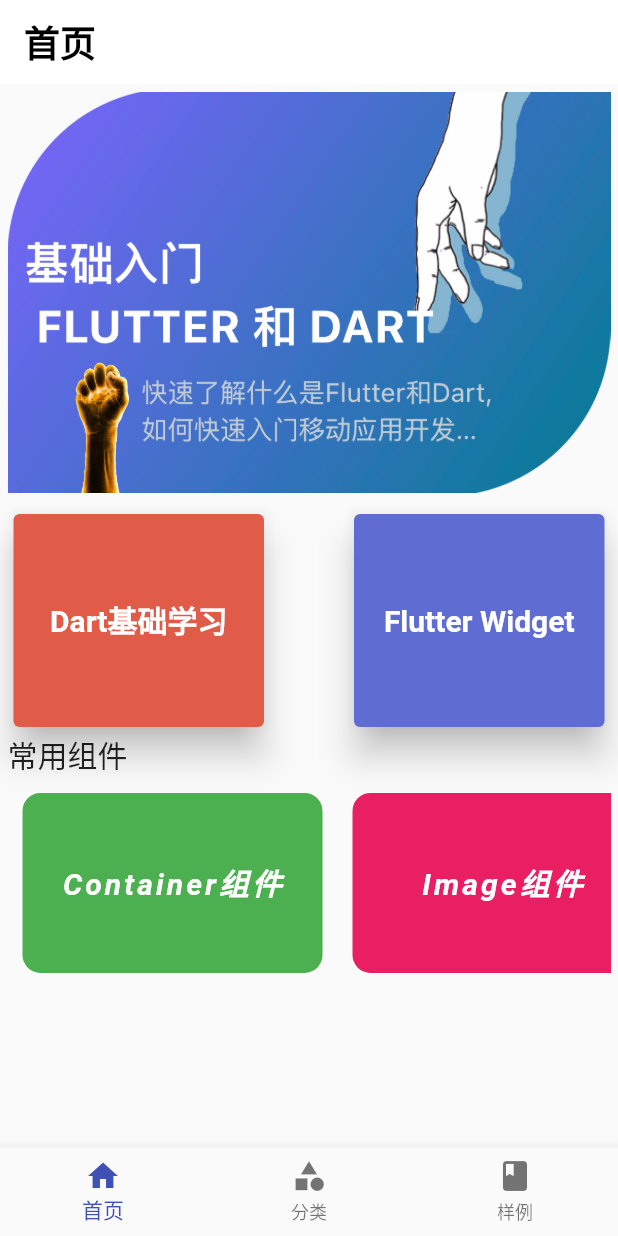
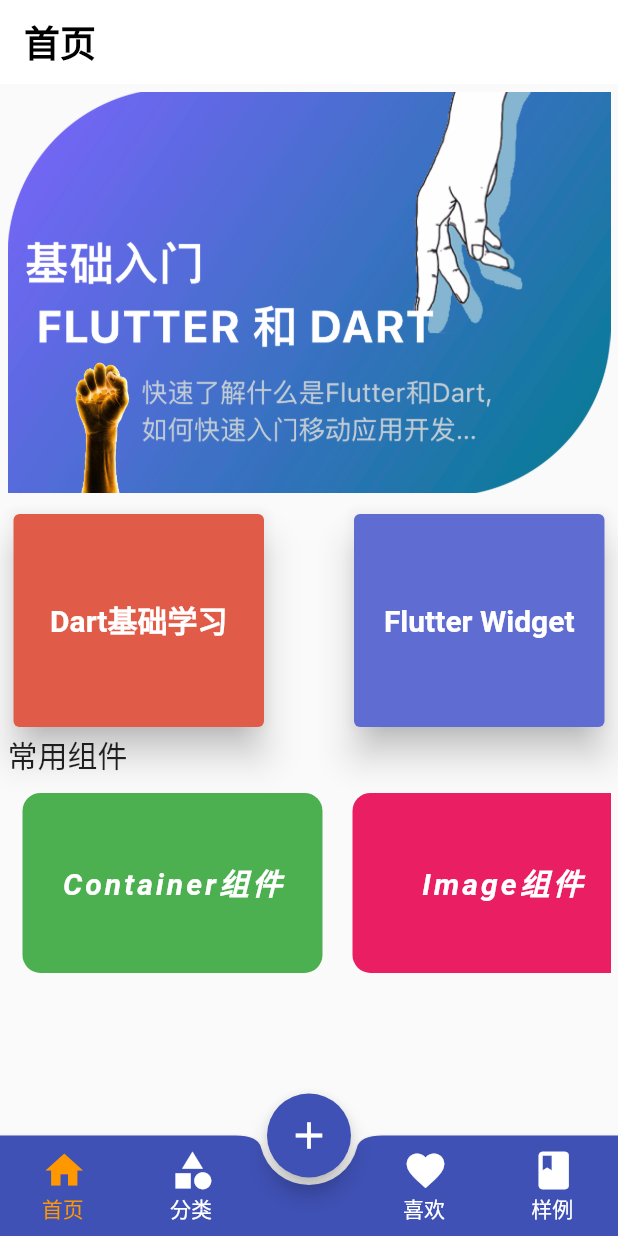
Before and after one commit to ziqicongdonglai/flutter_learning, a Flutter app: the screen it shows after launch, on a phone screen of 412 x 824 dp. Run offline on Flutter 3.47's test engine with Material 2 defaults, Android fonts, the phone set to English and light mode, and no system bars; missing offline and left inert: dart:ffi.

Commit message:
feat: 添加喜欢页面&&修改底部导航为圆形嵌入式的异形导航栏

```diff
--- /dev/null
+++ b/flutter_demo/lib/bottom/favorite_page.dart
@@ -0,0 +1,10 @@
+import 'package:flutter/material.dart';
+
+class FavoritePage extends StatelessWidget {
+  const FavoritePage({Key? key}) : super(key: key);
+
+  @override
+  Widget build(BuildContext context) {
+    return Container();
+  }
+}
--- a/flutter_demo/lib/bottom/index.dart
+++ b/flutter_demo/lib/bottom/index.dart
@@ -1,5 +1,6 @@
 import 'package:flutter/material.dart';
 import 'package:flutter_demo/bottom/category_page.dart';
+import 'package:flutter_demo/bottom/favorite_page.dart';
 import 'package:flutter_demo/bottom/home_page.dart';
 import 'package:flutter_demo/bottom/sample_page.dart';
 
@@ -13,45 +14,107 @@ class Index extends StatefulWidget {
 class _IndexState extends State<Index> {
   var _currentIndex = 0;
 
+  final iconsMap = {
+    "首页": Icons.home,
+    "分类": Icons.category,
+    "喜欢": Icons.favorite,
+    "样例": Icons.book,
+  };
+
   @override
   Widget build(BuildContext context) {
-    return Scaffold(
-      // IndexedStack 只显示指定的子组件
+    return SizedBox(
+      width: MediaQuery.of(context).size.width,
+      height: 100,
+      child: Scaffold(
+          // FloatingActionButton通常和Scaffold一起使用，在底部导航栏嵌入按钮
+          floatingActionButton: FloatingActionButton(
+            onPressed: () => Navigator.of(context).pushNamed('/add'),
+            child: const Icon(
+              Icons.add,
+              size: 30,
+            ),
+          ),
+          // IndexedStack 只显示指定的子组件,
+          bottomNavigationBar: _buildBottomAppBar(),
+          // floatingActionButtonLocation用来控制  FloatingActionButton 的位置
+          // FloatingActionButtonLocation.endFloat 默认使用 浮动右下角
+          // FloatingActionButtonLocation.endDocked 右下角
+          // FloatingActionButtonLocation.endTop  右上角
+          // FloatingActionButtonLocation.startTop 左上角
+          // FloatingActionButtonLocation.centerFloat 底部中间浮动
+          // FloatingActionButtonLocation.centerDocked 底部中间不浮动
+          floatingActionButtonLocation:
+              FloatingActionButtonLocation.centerDocked,
           body: IndexedStack(
             index: _currentIndex,
             children: const [
               HomePage(),
               CategoryPage(),
+              FavoritePage(),
               SamplePage(),
             ],
-      ),
-      bottomNavigationBar: BottomNavigationBar(
-          currentIndex: _currentIndex,
-          items: const [
-            BottomNavigationBarItem(
-              icon: Icon(
-                Icons.home,
-              ),
-              label: '首页',
-            ),
-            BottomNavigationBarItem(
-              icon: Icon(
-                Icons.category,
-              ),
-              label: '分类',
-            ),
-            BottomNavigationBarItem(
-              icon: Icon(
-                Icons.book,
-              ),
-              label: '样例',
-            ),
-          ],
-          onTap: (index) {
-            setState(() {
-              _currentIndex = index;
-            });
-          }),
+          )),
     );
   }
+
+  Widget _buildBottomAppBar() {
+    // BottomAppBar通常用于Scaffold.bottomNavigationBar，
+    // 并且可以在其顶部留出一个缺口给floatingActionButton使用。
+    return BottomAppBar(
+        // 阴影值
+        elevation: 2,
+        // FloatingActionButton是悬浮在BottomAppBar上面，
+        // 并没有嵌入里面，嵌入里面用法如下：
+        shape: const CircularNotchedRectangle(),
+        // 悬浮按钮外边距（缺口外边距）
+        notchMargin: 5,
+        color: Colors.indigo,
+        child: Row(
+          mainAxisAlignment: MainAxisAlignment.spaceAround,
+          children: info.asMap().keys.map((i) => _buildChild(i)).toList()
+            // 在索引为2处 插入SizedBox 分隔
+            ..insertAll(2, [const SizedBox(width: 30)]),
+        ));
   }
+
+  // 模拟创建类似 BottomNavigationBarItem
+  Widget _buildChild(int i) {
+    // _currentIndex 是否等于 选择的 索引i
+    var active = i == _currentIndex;
+    return Padding(
+      padding: const EdgeInsets.all(8.0),
+      // 手势检测组件 添加事件
+      child: GestureDetector(
+        // 点击对应改变状态
+        // 把点击的索引赋值给_currentIndex
+        onTap: () => setState(() => _currentIndex = i),
+        child: Wrap(
+          direction: Axis.vertical,
+          alignment: WrapAlignment.center,
+          children: <Widget>[
+            Icon(
+              // info[i] iconMap的key的值
+              // 根据key获取值
+              iconsMap[info[i]],
+              // 一致 则被选中 图标颜色为橙色
+              // 否则图标为白色
+              color: active ? Colors.orange : Colors.white,
+              size: 30,
+            ),
+            Text(
+              info[i],
+              style: TextStyle(
+                  // 一致 则被选中 文字颜色为橙色
+                  // 否则文字为白色
+                  color: active ? Colors.orange : Colors.white,
+                  fontSize: 14),
+            )
+          ],
+        ),
+      ),
+    );
+  }
+
+  List<String> get info => iconsMap.keys.toList();
+}
```
Lines whose indentation alone changed are shown as unchanged.
